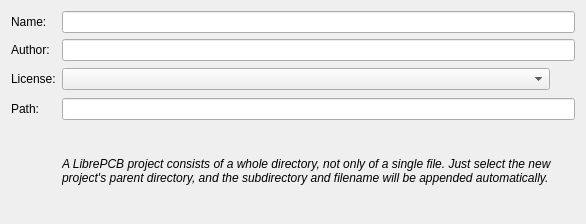
The window that libs/librepcb/editor/project/newprojectwizard/newprojectwizardpage_metadata.ui (LibrePCB/LibrePCB) describes before a commit, drawn with Qt 5.
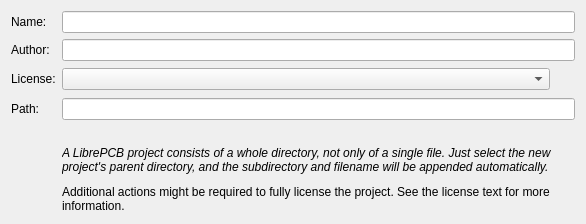
The same window after the commit. Icons and pictures are not drawn.

Commit message:
Inform user that selecting license may not be enough.
Some licenses require additional steps from the user (making text on
the board, attaching some files etc.) to be valid. The user should be
informed about that.

```diff
--- a/libs/librepcb/editor/project/newprojectwizard/newprojectwizardpage_metadata.ui
+++ b/libs/librepcb/editor/project/newprojectwizard/newprojectwizardpage_metadata.ui
@@ -167,6 +167,16 @@
      </property>
     </widget>
    </item>
+   <item row="9" column="1">
+    <widget class="QLabel" name="lblLicenseAdditionalActions">
+     <property name="text">
+      <string>Additional actions might be required to fully license the project. See the license text for more information.</string>
+     </property>
+     <property name="wordWrap">
+      <bool>true</bool>
+     </property>
+    </widget>
+   </item>
   </layout>
  </widget>
  <resources/>
```
